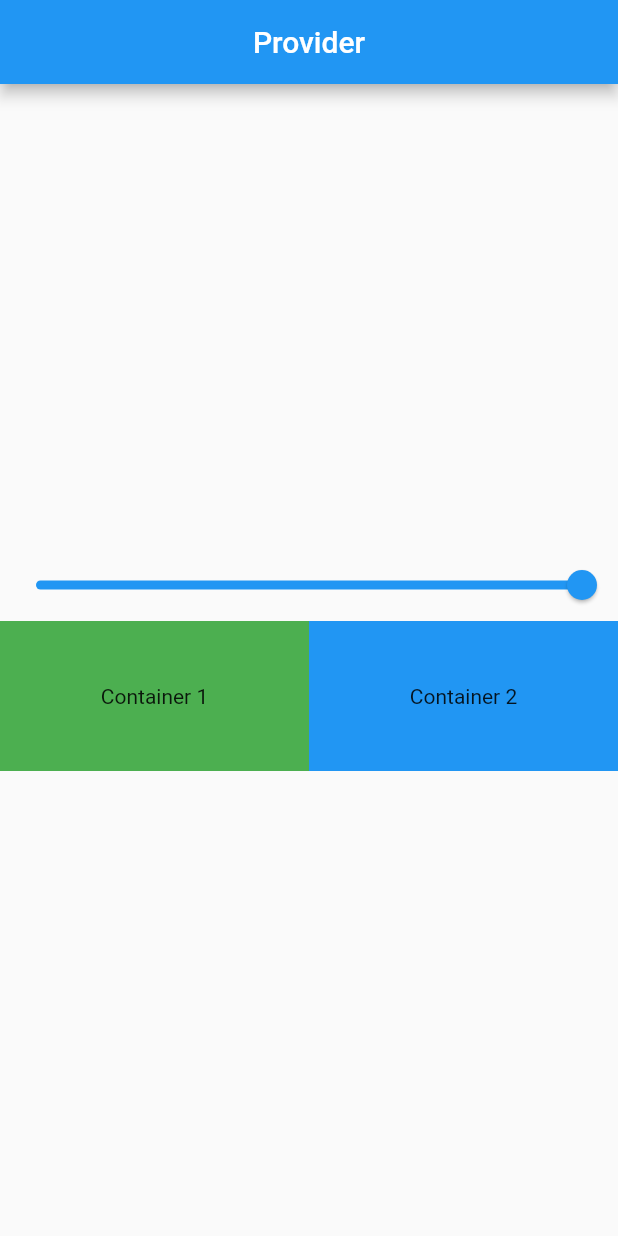
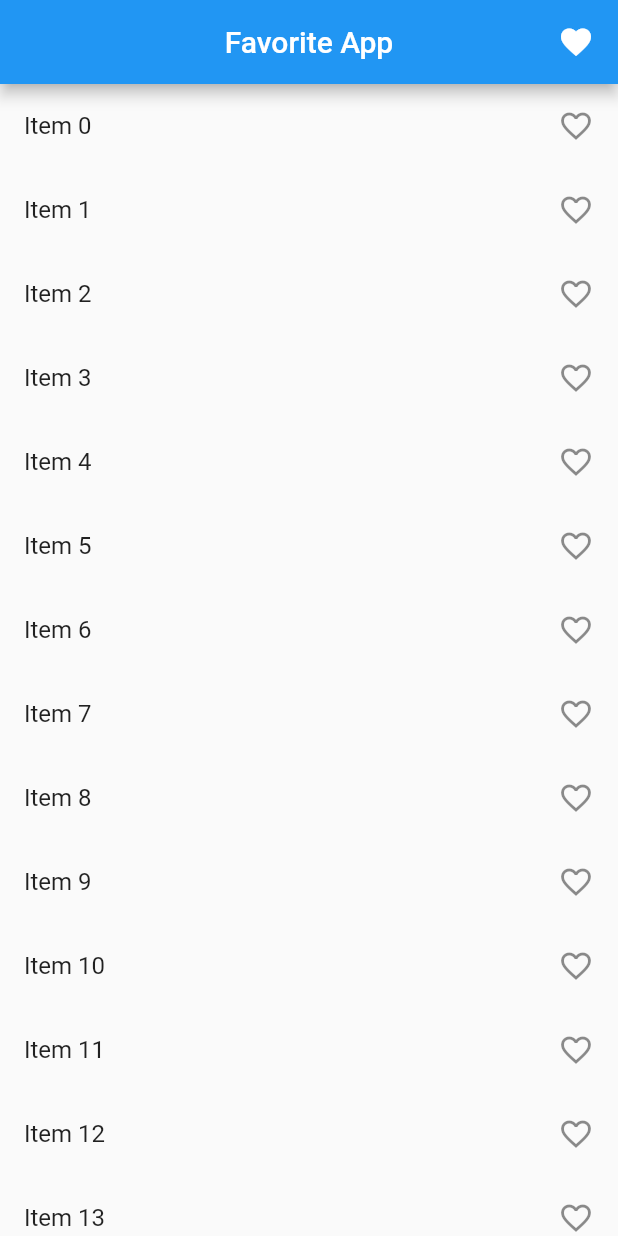
Before and after one commit to emonalmamun/flutter_provider, a Flutter app: the screen it shows after launch, on a phone screen of 412 x 824 dp. Run offline on Flutter 3.47's test engine with Material 2 defaults, Android fonts, the phone set to English and light mode, and no system bars.

Commit message:
FavouritePage

```diff
--- a/lib/main.dart
+++ b/lib/main.dart
@@ -1,6 +1,8 @@
 import 'package:flutter/material.dart';
 import 'package:flutter_provider/provider/count_provider.dart';
+import 'package:flutter_provider/provider/favourite_provider.dart';
 import 'package:flutter_provider/provider/slider_provider.dart';
+import 'package:flutter_provider/screen/favourite/favourite_page.dart';
 import 'package:flutter_provider/screen/home_page.dart';
 import 'package:flutter_provider/screen/slider_page.dart';
 import 'package:provider/provider.dart';
@@ -18,13 +20,15 @@ class MyApp extends StatelessWidget {
       providers: [
         ChangeNotifierProvider(create: (_) => CountProvider()),
         ChangeNotifierProvider(create: (_) => SliderProvider()),
+        ChangeNotifierProvider(create: (_) => FavouriteItemProvider()),
       ],
       child: MaterialApp(
+        debugShowCheckedModeBanner: false,
         title: 'Provider State Management',
         theme: ThemeData(
           primarySwatch: Colors.blue,
         ),
-        home: const SliderPage(),
+        home: const FavoritePage(),
       ),
     );
   }
--- /dev/null
+++ b/lib/provider/favourite_provider.dart
@@ -0,0 +1,16 @@
+import 'package:flutter/foundation.dart';
+
+class FavouriteItemProvider with ChangeNotifier{
+  List<int> _selectedItem = [];
+  List<int> get selectedItem => _selectedItem;
+
+  void addItem(int val){
+    _selectedItem.add(val);
+    notifyListeners();
+  }
+
+  void removeItem(int val){
+    _selectedItem.remove(val);
+    notifyListeners();
+  }
+}
--- a/lib/provider/slider_provider.dart
+++ b/lib/provider/slider_provider.dart
@@ -1,10 +1,10 @@
 import 'package:flutter/foundation.dart';
 class SliderProvider with ChangeNotifier{
-  double _value = 1.0;
-  double get value => _value;
+  double _number = 1.0;
+  double get number => _number;
 
   void updateValue(double val){
-    _value = val;
+    _number = val;
     notifyListeners();
   }
 }
--- /dev/null
+++ b/lib/screen/favourite/favourite_page.dart
@@ -0,0 +1,62 @@
+import 'package:flutter/material.dart';
+import 'package:flutter_provider/provider/favourite_provider.dart';
+import 'package:flutter_provider/screen/favourite/my_favourite.dart';
+import 'package:provider/provider.dart';
+
+class FavoritePage extends StatefulWidget {
+  const FavoritePage({Key? key}) : super(key: key);
+
+  @override
+  State<FavoritePage> createState() => _FavoritePageState();
+}
+
+class _FavoritePageState extends State<FavoritePage> {
+  @override
+  Widget build(BuildContext context) {
+    print("Whole widget rebuild");
+    //final favouriteItemProvider = Provider.of<FavouriteItemProvider>(context,listen: false);
+    return Scaffold(
+      appBar: AppBar(
+        title: const Text("Favorite App"),centerTitle: true,
+        actions: [
+          InkWell(
+            onTap: (){
+              Navigator.push(
+                  context,
+                  MaterialPageRoute(builder: (context) => const MyFavouriteItemPage())
+              );
+            },
+            child: const Icon(Icons.favorite)
+          ),
+          const SizedBox(width: 16,)
+        ],
+      ),
+      body: Column(
+        children: [
+          Expanded(
+            child: ListView.builder(
+              itemCount: 100,
+              itemBuilder: (BuildContext context, int index) {
+                return Consumer<FavouriteItemProvider>(
+                  builder: (BuildContext context, value, Widget? child) {
+                    return ListTile(
+                      onTap: (){
+                        if(value.selectedItem.contains(index)){
+                          value.removeItem(index);
+                        }else{
+                          value.addItem(index);
+                        }
+                      },
+                      title: Text("Item $index"),
+                      trailing: value.selectedItem.contains(index)? const Icon(Icons.favorite, color: Colors.blue,):const Icon(Icons.favorite_border),
+                    );
+                  },
+                );
+              },
+            ),
+          )
+        ],
+      ),
+    );
+  }
+}
--- a/lib/screen/slider_page.dart
+++ b/lib/screen/slider_page.dart
@@ -22,7 +22,7 @@ class _SliderPageState extends State<SliderPage> {
           children: [
             Consumer<SliderProvider>(builder: (BuildContext context, value, Widget? child) {
               return Slider(
-                  value: value.value,
+                  value: value.number,
                   onChanged: (val){
                     value.updateValue(val);
                   }
@@ -36,7 +36,7 @@ class _SliderPageState extends State<SliderPage> {
                     child: Container(
                       height: 100,
                       decoration: BoxDecoration(
-                        color: Colors.green.withOpacity(value.value),
+                        color: Colors.green.withOpacity(value.number),
                       ),
                       child: const Center(child: Text("Container 1")),
                     ),
@@ -45,7 +45,7 @@ class _SliderPageState extends State<SliderPage> {
                     child: Container(
                       height: 100,
                       decoration: BoxDecoration(
-                        color: Colors.blue.withOpacity(value.value),
+                        color: Colors.blue.withOpacity(value.number),
                       ),
                       child: const Center(child: Text("Container 2",)),
                     ),
```
Also changed, not shown: lib/screen/favourite/my_favourite.dart (added, +61 -0 lines).
